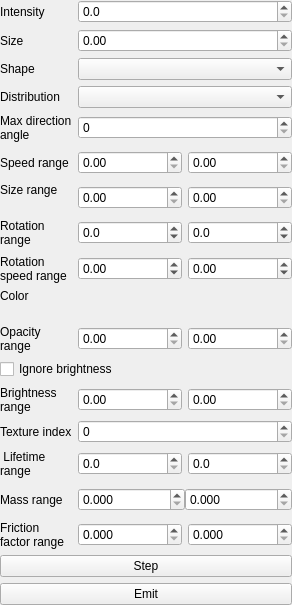
First picture: the form in applications/ParticlesEditor/src/SceneTab/EmitterWidget.ui, repository AluminiumRat/mtt, before the edit.
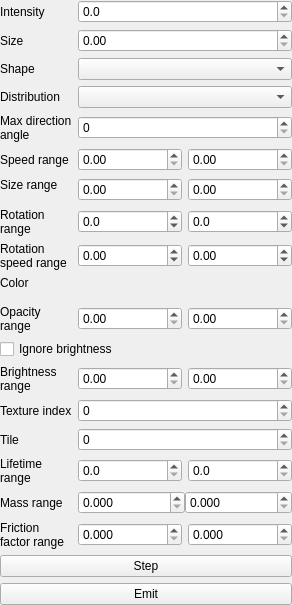
Second picture: the form after the edit.

The edit to the form file:
```diff
--- a/applications/ParticlesEditor/src/SceneTab/EmitterWidget.ui
+++ b/applications/ParticlesEditor/src/SceneTab/EmitterWidget.ui
@@ -665,7 +665,37 @@
         </sizepolicy>
        </property>
        <property name="maximum">
-        <number>999</number>
+        <number>255</number>
+       </property>
+      </widget>
+     </item>
+    </layout>
+   </item>
+   <item>
+    <layout class="QHBoxLayout" name="tileIndexLayout">
+     <item>
+      <widget class="QLabel" name="tileIndexLabel">
+       <property name="sizePolicy">
+        <sizepolicy hsizetype="Preferred" vsizetype="Preferred">
+         <horstretch>1</horstretch>
+         <verstretch>0</verstretch>
+        </sizepolicy>
+       </property>
+       <property name="text">
+        <string>Tile</string>
+       </property>
+      </widget>
+     </item>
+     <item>
+      <widget class="QSpinBox" name="tileIndexSpin">
+       <property name="sizePolicy">
+        <sizepolicy hsizetype="Minimum" vsizetype="Fixed">
+         <horstretch>3</horstretch>
+         <verstretch>0</verstretch>
+        </sizepolicy>
+       </property>
+       <property name="maximum">
+        <number>255</number>
        </property>
       </widget>
      </item>
@@ -682,7 +712,7 @@
         </sizepolicy>
        </property>
        <property name="text">
-        <string> Lifetime range</string>
+        <string>Lifetime range</string>
        </property>
        <property name="wordWrap">
         <bool>true</bool>
```
